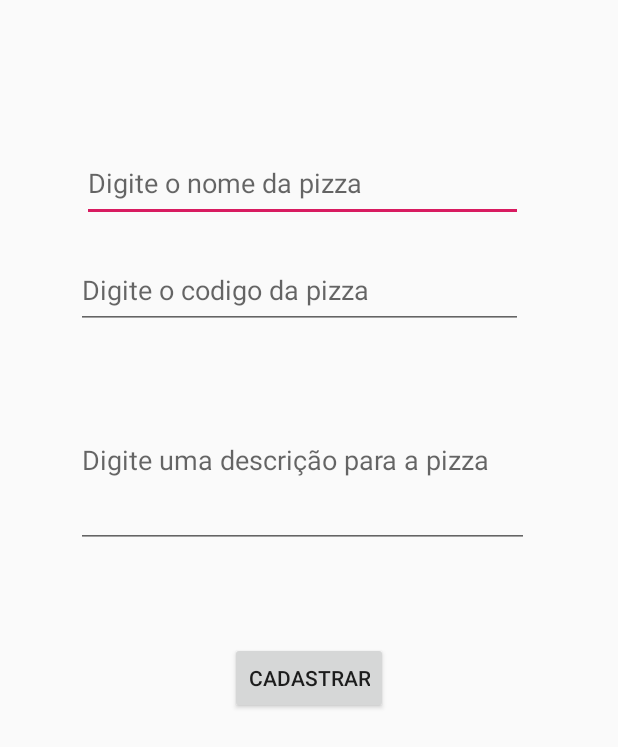
After one commit to ana2pn/MPOO_20192, an Android app: the CadastroPizza screen opened directly, with no data from a screen before it, on a phone screen of 412 x 824 dp. The commit adds this screen. Shown: the top 747 px of the screen. Run offline under Robolectric (Android 15) with nearby library versions, the phone set to English and light mode, and no system bars.

Commit message:
bd, tela cadastro e tela de login

```diff
--- a/app/src/main/AndroidManifest.xml
+++ b/app/src/main/AndroidManifest.xml
@@ -9,7 +9,8 @@
         android:roundIcon="@mipmap/ic_launcher_round"
         android:supportsRtl="true"
         android:theme="@style/AppTheme">
-        <activity android:name=".infra.MainActivity">
+        <activity android:name=".pizza.gui.CadastroPizza"></activity>
+        <activity android:name=".infra.gui.MainActivity">
             <intent-filter>
                 <action android:name="android.intent.action.MAIN" />
 
--- /dev/null
+++ b/app/src/main/java/com/example/pizza/pizza/gui/CadastroPizza.java
@@ -0,0 +1,23 @@
+package com.example.pizza.pizza.gui;
+
+import androidx.appcompat.app.AppCompatActivity;
+
+import android.content.Intent;
+import android.os.Bundle;
+import android.view.View;
+import android.widget.Button;
+
+import com.example.pizza.R;
+import com.example.pizza.infra.gui.MainActivity;
+
+public class CadastroPizza extends AppCompatActivity {
+
+    @Override
+    protected void onCreate(Bundle savedInstanceState) {
+        super.onCreate(savedInstanceState);
+        setContentView(R.layout.activity_cadastro_pizza);
+        getSupportActionBar().hide();
+
+
+    }
+}
--- /dev/null
+++ b/app/src/main/res/layout/activity_cadastro_pizza.xml
@@ -0,0 +1,57 @@
+<?xml version="1.0" encoding="utf-8"?>
+<androidx.constraintlayout.widget.ConstraintLayout xmlns:android="http://schemas.android.com/apk/res/android"
+    xmlns:app="http://schemas.android.com/apk/res-auto"
+    xmlns:tools="http://schemas.android.com/tools"
+    android:layout_width="match_parent"
+    android:layout_height="match_parent"
+    tools:context=".pizza.gui.CadastroPizza">
+
+    <EditText
+        android:id="@+id/nomeCadastroEditText"
+        android:layout_width="294dp"
+        android:layout_height="52dp"
+        android:layout_marginTop="96dp"
+        android:ems="10"
+        android:hint="Digite o nome da pizza"
+        android:inputType="textPersonName"
+        app:layout_constraintEnd_toEndOf="parent"
+        app:layout_constraintHorizontal_bias="0.461"
+        app:layout_constraintStart_toStartOf="parent"
+        app:layout_constraintTop_toTopOf="parent" />
+
+    <EditText
+        android:id="@+id/codigoCadastroEditText"
+        android:layout_width="298dp"
+        android:layout_height="51dp"
+        android:layout_marginTop="168dp"
+        android:ems="10"
+        android:hint="Digite o codigo da pizza"
+        android:inputType="textPersonName"
+        app:layout_constraintEnd_toEndOf="parent"
+        app:layout_constraintHorizontal_bias="0.442"
+        app:layout_constraintStart_toStartOf="parent"
+        app:layout_constraintTop_toTopOf="parent" />
+
+    <EditText
+        android:id="@+id/descricaoEditText"
+        android:layout_width="302dp"
+        android:layout_height="117dp"
+        android:layout_marginTop="248dp"
+        android:ems="10"
+        android:hint="Digite uma descrição para a pizza"
+        android:inputType="textPersonName"
+        app:layout_constraintEnd_toEndOf="parent"
+        app:layout_constraintHorizontal_bias="0.458"
+        app:layout_constraintStart_toStartOf="parent"
+        app:layout_constraintTop_toTopOf="parent" />
+
+    <Button
+        android:id="@+id/btnCadastrar"
+        android:layout_width="wrap_content"
+        android:layout_height="wrap_content"
+        android:layout_marginTop="428dp"
+        android:text="Cadastrar"
+        app:layout_constraintEnd_toEndOf="parent"
+        app:layout_constraintStart_toStartOf="parent"
+        app:layout_constraintTop_toTopOf="parent" />
+</androidx.constraintlayout.widget.ConstraintLayout>
--- a/app/src/main/res/layout/activity_main.xml
+++ b/app/src/main/res/layout/activity_main.xml
@@ -4,7 +4,7 @@
     xmlns:tools="http://schemas.android.com/tools"
     android:layout_width="match_parent"
     android:layout_height="match_parent"
-    tools:context=".infra.MainActivity">
+    tools:context=".infra.gui.MainActivity">
 
     <EditText
         android:id="@+id/nomeEditText"
```
Also changed, not shown: app/src/main/java/com/example/pizza/infra/DBHelper.java (deleted, +0 -27 lines), app/src/main/java/com/example/pizza/infra/MainActivity.java (deleted, +0 -18 lines), app/src/main/java/com/example/pizza/infra/gui/MainActivity.java (added, +29 -0 lines), app/src/main/java/com/example/pizza/infra/persistencia/DBHelper.java (added, +58 -0 lines), 1 other file.
